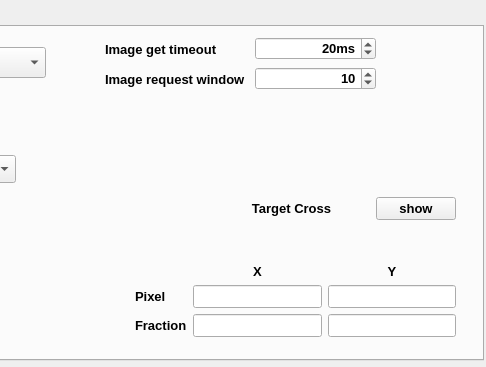
Above: src/gui/rtimvControlPanel.ui from jaredmales/rtimv before the change; both pictures show x 237 to 723 and y 0 to 367 of the 723 by 367 pixel window. Below: the same form after it.
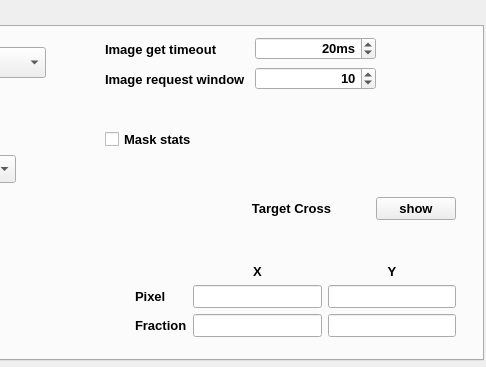
That is the form after the change. The open tabs and pages were chosen to show the change. Icons and pictures are not drawn.

Commit message:
Add independent mask statistics for local and remote clients
Compute statistics from finite processed pixels selected by the ordinary mask. Add a separate control-panel toggle and overlay, authoritative Image state, asynchronous RPC handling, documentation, and regression coverage for issue #42.

The edit to the form file:
```diff
--- a/src/gui/rtimvControlPanel.ui
+++ b/src/gui/rtimvControlPanel.ui
@@ -2221,6 +2221,22 @@
       <string>Show Stats Box</string>
      </property>
     </widget>
+    <widget class="QCheckBox" name="maskStatsCheck">
+     <property name="geometry">
+      <rect>
+       <x>340</x>
+       <y>100</y>
+       <width>271</width>
+       <height>24</height>
+      </rect>
+     </property>
+     <property name="text">
+      <string>Mask stats</string>
+     </property>
+     <property name="toolTip">
+      <string>Show statistics for finite processed pixels where the image mask equals 1.</string>
+     </property>
+    </widget>
     <widget class="QLabel" name="statsDisplayModeLabel">
      <property name="geometry">
       <rect>
```
The commit also changes 24 other files.
